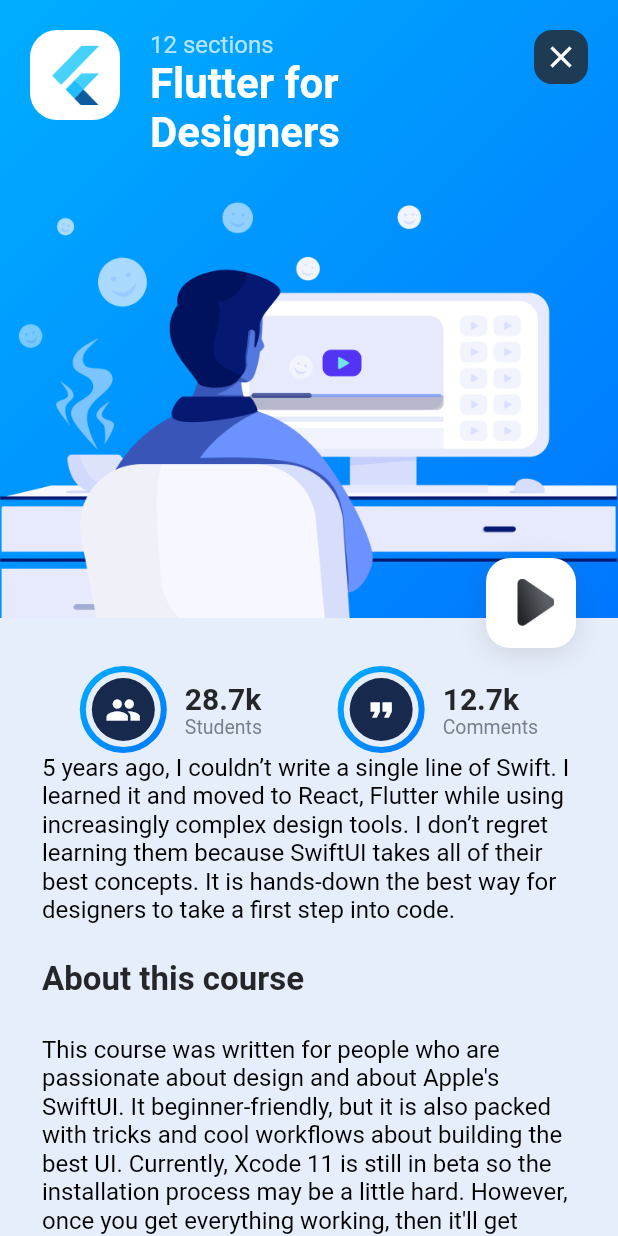
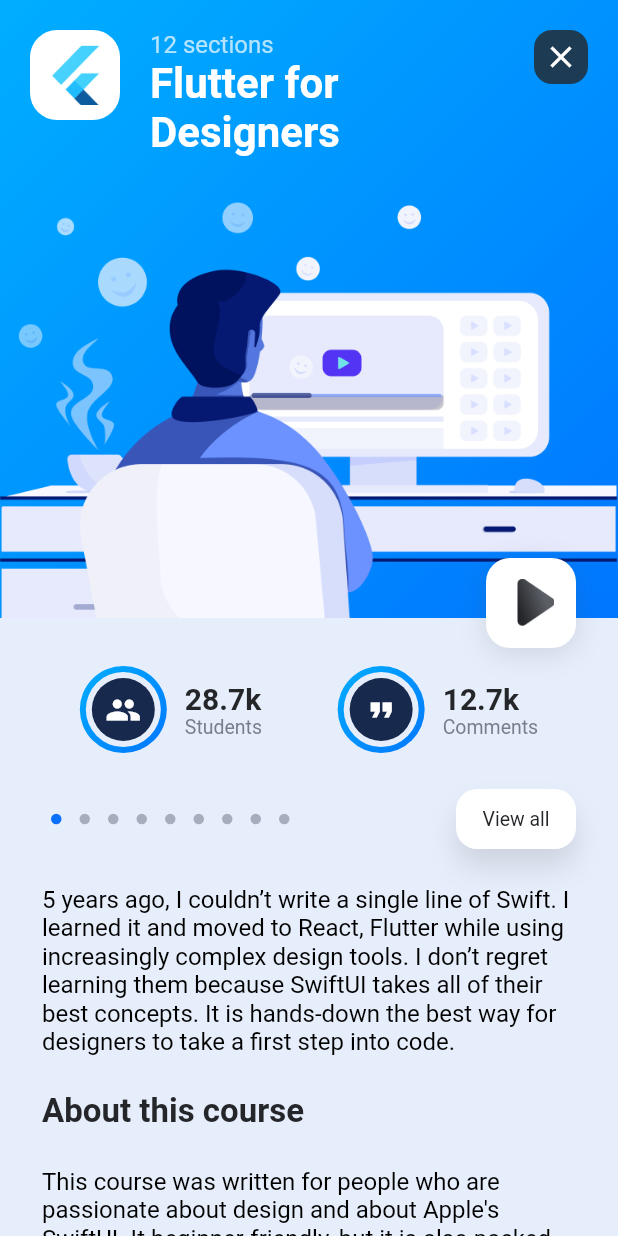
Before and after one commit to sumithpdd/course_app, a Flutter app: the screen it shows after launch, after a tap on "12 sections", on a phone screen of 412 x 824 dp. Run offline on Flutter 3.47's test engine with Material 2 defaults, Android fonts, the phone set to English and light mode, and no system bars; drawn by our look-alikes of sliding_up_panel.

Commit message:
Course details with sliding panel

```diff
--- a/course_app/lib/screens/course_screen.dart
+++ b/course_app/lib/screens/course_screen.dart
@@ -2,6 +2,7 @@ import 'dart:io';
 
 import 'package:flutter/cupertino.dart';
 import 'package:flutter/material.dart';
+import 'package:sliding_up_panel/sliding_up_panel.dart';
 
 import '../constants.dart';
 import '../model/course.dart';
@@ -14,12 +15,54 @@ class CourseScreen extends StatefulWidget {
 }
 
 class _CourseScreenState extends State<CourseScreen> {
+  late PanelController panelController;
+  Widget indicators() {
+    List<Widget> indicators = [];
+    for (var i = 0; i < 9; i++) {
+      indicators.add(Container(
+        width: 7.0,
+        height: 7.0,
+        margin: EdgeInsets.symmetric(horizontal: 6.0),
+        decoration: BoxDecoration(
+            shape: BoxShape.circle,
+            color: i == 0 ? Color(0xFF0971FE) : Color(0xFFA6AEBD)),
+      ));
+    }
+    return Row(
+      mainAxisAlignment: MainAxisAlignment.center,
+      children: indicators,
+    );
+  }
+
+  @override
+  void initState() {
+    super.initState();
+    panelController = PanelController();
+  }
+
   @override
   Widget build(BuildContext context) {
     return Scaffold(
         body: Container(
             color: kBackgroundColor,
-            child: SingleChildScrollView(
+            child: SlidingUpPanel(
+              controller: panelController,
+              backdropEnabled: true,
+              borderRadius: BorderRadius.only(
+                topLeft: Radius.circular(34.0),
+              ),
+              color: kCardPopupBackgroundColor,
+              boxShadow: [
+                BoxShadow(
+                  color: kShadowColor,
+                  offset: Offset(0, -12),
+                  blurRadius: 32.0,
+                )
+              ],
+              minHeight: 0.0,
+              maxHeight: MediaQuery.of(context).size.height * 0.95,
+              panel: Container(),
+              body: SingleChildScrollView(
                 child: Column(
                   children: [
                     Stack(
@@ -30,8 +73,8 @@ class _CourseScreenState extends State<CourseScreen> {
                           padding: EdgeInsets.only(bottom: 20.0),
                           child: Container(
                             height: MediaQuery.of(context).size.height * 0.5,
-                          decoration:
-                              BoxDecoration(gradient: widget.course.background),
+                            decoration: BoxDecoration(
+                                gradient: widget.course.background),
                           ),
                         ),
                         Container(
@@ -75,14 +118,15 @@ class _CourseScreenState extends State<CourseScreen> {
                                                 CrossAxisAlignment.start,
                                             children: [
                                               Hero(
-                                              tag: widget.course.courseSubtitle,
+                                                tag: widget
+                                                    .course.courseSubtitle,
                                                 child: Text(
                                                   widget.course.courseSubtitle,
                                                   style:
                                                       kSecondaryCalloutLabelStyle
                                                           .copyWith(
-                                                            color:
-                                                                Colors.white70),
+                                                              color: Colors
+                                                                  .white70),
                                                 ),
                                               ),
                                               Hero(
@@ -124,7 +168,8 @@ class _CourseScreenState extends State<CourseScreen> {
                                         'asset/illustrations/${widget.course.illustration}',
                                         fit: BoxFit.cover,
                                         alignment: Alignment.topCenter,
-                                      width: MediaQuery.of(context).size.width,
+                                        width:
+                                            MediaQuery.of(context).size.width,
                                       ),
                                     ),
                                   ),
@@ -267,6 +312,42 @@ class _CourseScreenState extends State<CourseScreen> {
                         ],
                       ),
                     ),
+
+                    Padding(
+                      padding: EdgeInsets.symmetric(
+                          horizontal: 28.0, vertical: 24.0),
+                      child: Row(
+                        mainAxisAlignment: MainAxisAlignment.spaceBetween,
+                        children: [
+                          indicators(),
+                          GestureDetector(
+                            onTap: () {
+                              panelController.open();
+                            },
+                            child: Container(
+                              alignment: Alignment.center,
+                              decoration: BoxDecoration(
+                                color: Colors.white,
+                                boxShadow: [
+                                  BoxShadow(
+                                    color: kShadowColor,
+                                    offset: Offset(0, 12),
+                                    blurRadius: 16.0,
+                                  )
+                                ],
+                                borderRadius: BorderRadius.circular(14.0),
+                              ),
+                              width: 80.0,
+                              height: 40.0,
+                              child: Text(
+                                "View all",
+                                style: kSearchTextStyle,
+                              ),
+                            ),
+                          ),
+                        ],
+                      ),
+                    ),
                     Padding(
                       padding: EdgeInsets.symmetric(horizontal: 28.0),
                       child: Column(
@@ -296,6 +377,7 @@ class _CourseScreenState extends State<CourseScreen> {
                     ),
                   ],
                 ),
+              ),
             )));
   }
 }
```
Also changed, not shown: 1 other file. Lines whose indentation alone changed are shown as unchanged.
